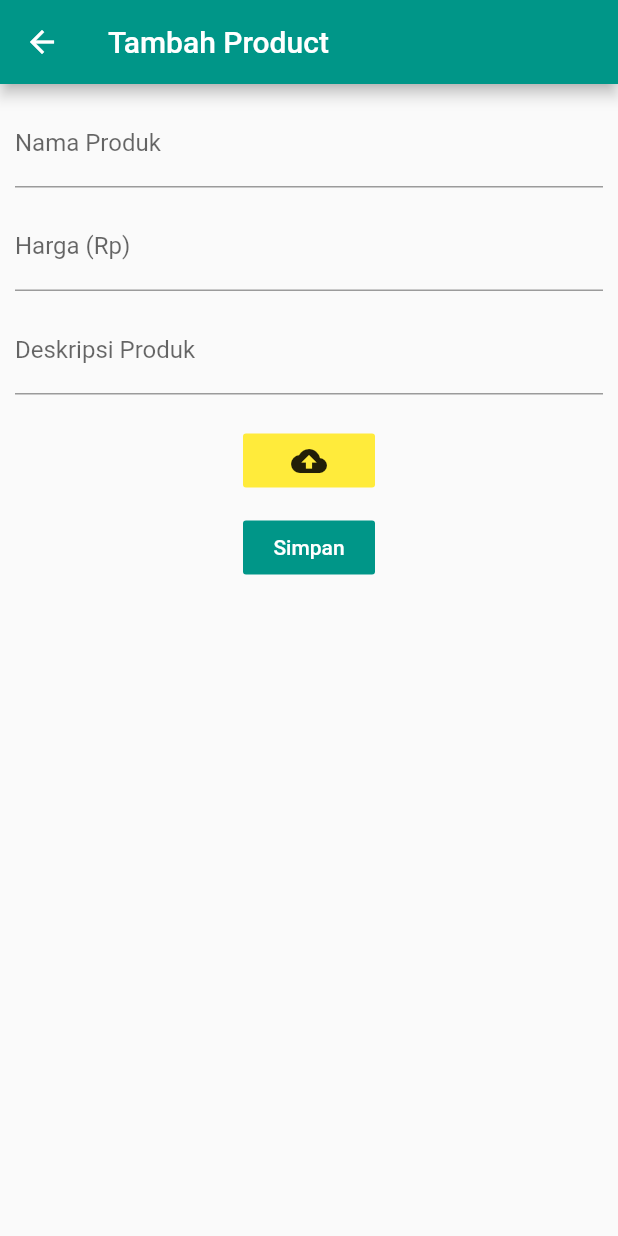
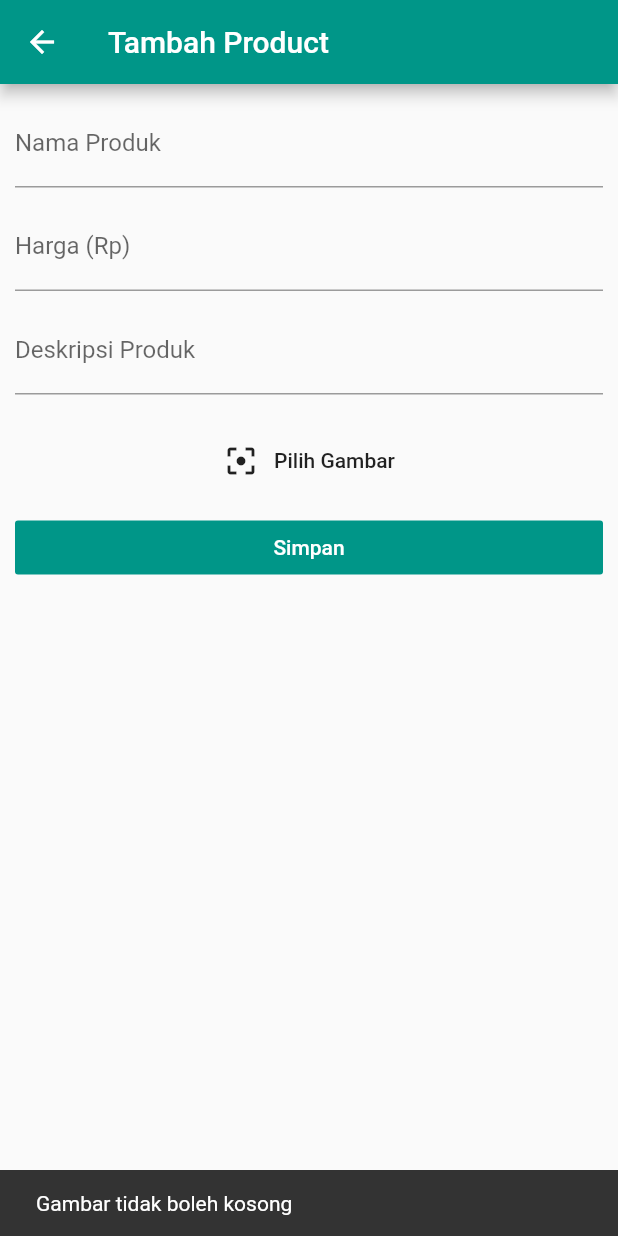
Before and after one commit to lemanfoetra/flutter-project-shopapp, a Flutter app: the AddProduct screen opened by its route, after a tap on "Simpan", on a phone screen of 412 x 824 dp. Run offline on Flutter 3.47's test engine with Material 2 defaults, Android fonts, the phone set to English and light mode, and no system bars; our stand-ins replace image_picker.

Commit message:
add fitur Tambah Product

```diff
--- a/lib/main.dart
+++ b/lib/main.dart
@@ -2,6 +2,7 @@ import 'package:flutter/material.dart';
 import 'package:shopapp/screens/add_product.dart';
 import './screens/my_product.dart';
 import './providers/auth_provider.dart';
+import './providers/product_provider.dart';
 import './screens/home.dart';
 import './screens/login.dart';
 import 'package:provider/provider.dart';
@@ -15,6 +16,10 @@ class MyApp extends StatelessWidget {
     return MultiProvider(
       providers: [
         ChangeNotifierProvider.value(value: AuthProvider()),
+        ChangeNotifierProxyProvider<AuthProvider, ProductProvider>(
+          create: null,
+          update: (ctx, auth, product) => ProductProvider(token: auth.token),
+        )
       ],
       child: Consumer<AuthProvider>(
         builder: (ctx, auth, _) => MaterialApp(
--- a/lib/screens/add_product.dart
+++ b/lib/screens/add_product.dart
@@ -1,27 +1,26 @@
 import 'package:flutter/material.dart';
 import '../widgets/form_product.dart';
+import '../providers/product_provider.dart';
+import 'package:provider/provider.dart';
 
 class AddProduct extends StatelessWidget {
-
   static const routeName = '/add_product';
-
-
-  /// Add product
-  void addProduct(String name, String price, String description, String imgPath){
-    print(name);
-    print(price);
-    print(description);
-    print(imgPath);
-  }
-
-
 
   @override
   Widget build(BuildContext context) {
     return Scaffold(
       appBar: AppBar(title: Text('Tambah Product')),
-      body: FormProduct(
-          functionOnSubmit: addProduct,
+      body: Builder(
+        builder: (builderContext) => FormProduct(
+          functionOnSubmit: (name, price, description, image) async {
+            try {
+              await Provider.of<ProductProvider>(context)
+                  .submitProduct(name, price, description, image);
+            } catch (error) {
+              throw error;
+            }
+          },
+        ),
       ),
     );
   }
--- a/lib/widgets/form_product.dart
+++ b/lib/widgets/form_product.dart
@@ -31,6 +31,7 @@ class _FormProductState extends State<FormProduct> {
   final _formKey = GlobalKey<FormState>();
   double _previewImageHeight = 0;
   PickedFile imageFile;
+  bool _isLoading = false;
 
   /// Mengambil Image
   Future pilihImage(ImageSource source) async {
@@ -43,9 +44,58 @@ class _FormProductState extends State<FormProduct> {
     }
   }
 
+  /// Untuk menyimpan hasil add atau edit
+  Future<void> submit(BuildContext context) async {
+    if (widget.imagePath != null) {
+      if (_formKey.currentState.validate()) {
+        _formKey.currentState.save();
+
+        setState(() {
+          _isLoading = true;
+        });
+
+        try {
+          await widget.functionOnSubmit(
+            widget.name,
+            widget.price,
+            widget.description,
+            widget.imagePath,
+          );
+          _alert(context, 'Peroduk berhasil disimpan.');
+        } catch (error) {
+          _alert(context, error);
+        }
+
+        setState(() {
+          _isLoading = false;
+        });
+      }
+    } else {
+      _alert(context, 'Gambar tidak boleh kosong');
+    }
+  }
+
+  /// Widget untuk alert kesalahan error atau apapun itu.
+  void _alert(BuildContext context, String message) {
+    Scaffold.of(context).hideCurrentSnackBar();
+    Scaffold.of(context).showSnackBar(
+      SnackBar(content: Text(message.toString())),
+    );
+  }
+
+  /// Validasi inputan
+  String validateInput(String value, String namaInput) {
+    if (value.isEmpty) {
+      return '$namaInput tidak boleh kosong.';
+    }
+    return null;
+  }
+
   @override
   Widget build(BuildContext context) {
-    return Container(
+    return _isLoading
+        ? Center(child: CircularProgressIndicator())
+        : Container(
             padding: EdgeInsets.all(10),
             child: Form(
               key: _formKey,
@@ -54,16 +104,19 @@ class _FormProductState extends State<FormProduct> {
                   children: <Widget>[
                     TextFormField(
                       initialValue: widget.name,
+                      textInputAction: TextInputAction.next,
                       decoration: InputDecoration(
                         labelText: 'Nama Produk',
                       ),
                       onSaved: (value) {
                         widget.name = value;
                       },
+                      validator: (value) => validateInput(value, 'Nama Produk'),
                     ),
                     SizedBox(height: 10),
                     TextFormField(
                       initialValue: widget.price,
+                      textInputAction: TextInputAction.next,
                       decoration: InputDecoration(
                         labelText: 'Harga (Rp)',
                       ),
@@ -71,10 +124,12 @@ class _FormProductState extends State<FormProduct> {
                       onSaved: (value) {
                         widget.price = value;
                       },
+                      validator: (value) => validateInput(value, 'Harga'),
                     ),
                     SizedBox(height: 10),
                     TextFormField(
                       initialValue: widget.description,
+                      textInputAction: TextInputAction.next,
                       decoration: InputDecoration(
                         labelText: 'Deskripsi Produk',
                       ),
@@ -82,6 +137,8 @@ class _FormProductState extends State<FormProduct> {
                       onSaved: (value) {
                         widget.description = value;
                       },
+                      validator: (value) =>
+                          validateInput(value, 'Deskripsi Produk'),
                     ),
                     SizedBox(height: 10),
                     Container(
@@ -95,43 +152,46 @@ class _FormProductState extends State<FormProduct> {
                                       fit: BoxFit.cover),
                                 )
                               : Container(),
-                    Center(
-                      child: Container(
+                          Container(
+                            width: double.infinity,
                             padding: EdgeInsets.only(top: 10),
                             child: FlatButton(
-                          color: Colors.yellow,
-                          child: Icon(Icons.cloud_upload),
+                              color: Colors.transparent,
+                              child: Container(
+                                child: Row(
+                                  mainAxisAlignment: MainAxisAlignment.center,
+                                  children: <Widget>[
+                                    Icon(Icons.filter_center_focus),
+                                    SizedBox(width: 10),
+                                    Text('Pilih Gambar')
+                                  ],
+                                ),
+                              ),
                               onPressed: () {
                                 pilihImage(ImageSource.gallery);
                               },
                             ),
                           ),
-                    )
                         ],
                       ),
                     ),
                     SizedBox(height: 10),
-              Center(
-                child: Container(
+                    Container(
+                      width: double.infinity,
                       child: FlatButton(
                         onPressed: () {
-                      widget.functionOnSubmit(
-                        widget.name,
-                        widget.price,
-                        widget.description,
-                        widget.imagePath,
-                      );
+                          submit(context);
                         },
-                    child:
-                        Text('Simpan', style: TextStyle(color: Colors.white)),
+                        child: Text('Simpan',
+                            style: TextStyle(color: Colors.white)),
                         color: Colors.teal,
                       ),
                     ),
-              )
                   ],
                 ),
               ),
             ),
           );
   }
+
 }
```
Also changed, not shown: lib/providers/product_provider.dart (+27 -12 lines). Lines whose indentation alone changed are shown as unchanged.
